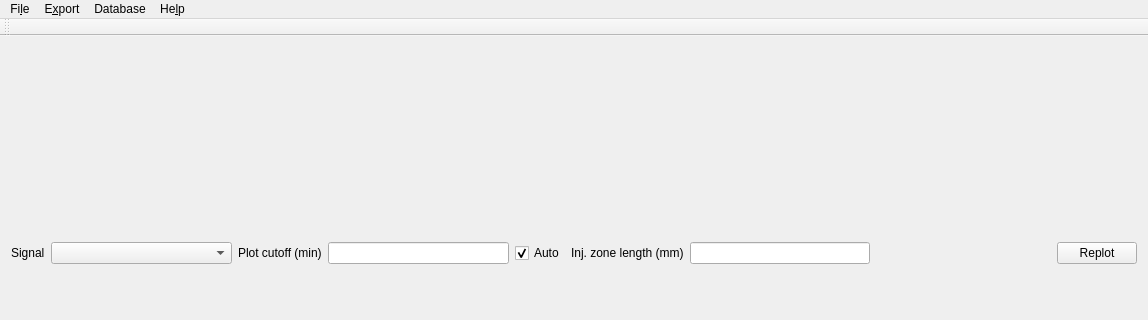
Above: src/ui/pmngmainwindow.ui from echmet/PeakMasterNG before the change; both pictures show x 0 to 1148 and y 0 to 320 of the 1148 by 492 pixel window. Below: the same form after it.
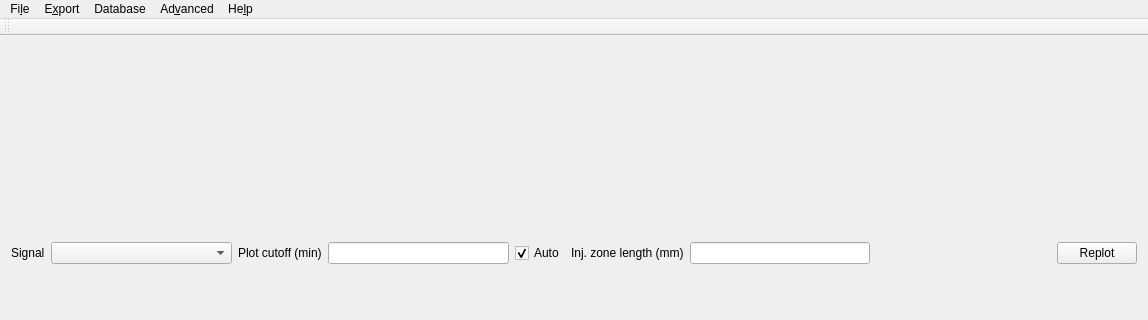
That is the form after the change. Custom widgets are drawn as their Qt base class.

What changed in the file:
```diff
--- a/src/ui/pmngmainwindow.ui
+++ b/src/ui/pmngmainwindow.ui
@@ -142,9 +142,16 @@
     <addaction name="actionDatabase_editor"/>
     <addaction name="actionOpen_database"/>
    </widget>
+   <widget class="QMenu" name="menuAdvanced">
+    <property name="title">
+     <string>Ad&amp;vanced</string>
+    </property>
+    <addaction name="actionSet_debugging_output"/>
+   </widget>
    <addaction name="menuFile"/>
    <addaction name="menuExport"/>
    <addaction name="menuDatabase"/>
+   <addaction name="menuAdvanced"/>
    <addaction name="menuAbout"/>
   </widget>
   <widget class="QToolBar" name="mainToolBar">
```
Left out of the diff: 7 changed lines with no effect on the pictures.
